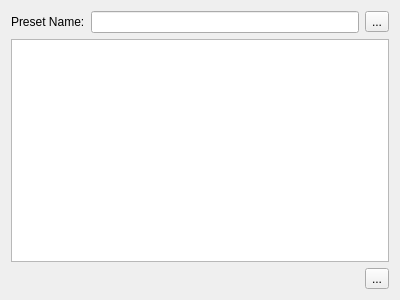
This is plugins/dockers/toolpresets/WdgToolPresets.ui in KDE/krita as Qt 5 draws it before an edit. The edited form follows.
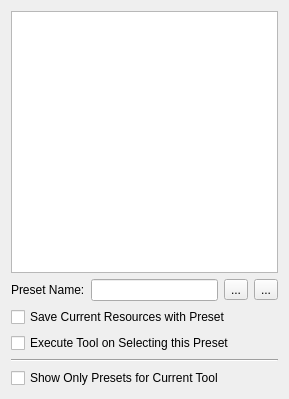
This is the edited form. Custom widgets are drawn as their Qt base class.

Commit message:
Replace the listwidget with a categorized list widget
Now we have favorites, categories and can filter on the
current tool.

Patch:
```diff
--- a/plugins/dockers/toolpresets/WdgToolPresets.ui
+++ b/plugins/dockers/toolpresets/WdgToolPresets.ui
@@ -6,14 +6,17 @@
    <rect>
     <x>0</x>
     <y>0</y>
-    <width>400</width>
-    <height>300</height>
+    <width>289</width>
+    <height>399</height>
    </rect>
   </property>
   <property name="windowTitle">
    <string>Form</string>
   </property>
   <layout class="QVBoxLayout" name="verticalLayout">
+   <item>
+    <widget class="KisCategorizedListView" name="lstPresets"/>
+   </item>
    <item>
     <layout class="QHBoxLayout" name="horizontalLayout">
      <item>
@@ -33,26 +36,6 @@
        </property>
       </widget>
      </item>
-    </layout>
-   </item>
-   <item>
-    <widget class="QListWidget" name="lstPresets"/>
-   </item>
-   <item>
-    <layout class="QHBoxLayout" name="horizontalLayout_2">
-     <item>
-      <spacer name="horizontalSpacer">
-       <property name="orientation">
-        <enum>Qt::Horizontal</enum>
-       </property>
-       <property name="sizeHint" stdset="0">
-        <size>
-         <width>40</width>
-         <height>20</height>
-        </size>
-       </property>
-      </spacer>
-     </item>
      <item>
       <widget class="QToolButton" name="bnDelete">
        <property name="text">
@@ -62,8 +45,43 @@
      </item>
     </layout>
    </item>
+   <item>
+    <widget class="QCheckBox" name="chkSaveBrushPresetInformation">
+     <property name="text">
+      <string>Save Current Resources with Preset</string>
+     </property>
+    </widget>
+   </item>
+   <item>
+    <widget class="QCheckBox" name="chkExecuteToolOnSelection">
+     <property name="text">
+      <string>Execute Tool on Selecting this Preset</string>
+     </property>
+    </widget>
+   </item>
+   <item>
+    <widget class="Line" name="line">
+     <property name="orientation">
+      <enum>Qt::Horizontal</enum>
+     </property>
+    </widget>
+   </item>
+   <item>
+    <widget class="QCheckBox" name="chkCurrentToolOnly">
+     <property name="text">
+      <string>Show Only Presets for Current Tool</string>
+     </property>
+    </widget>
+   </item>
   </layout>
  </widget>
+ <customwidgets>
+  <customwidget>
+   <class>KisCategorizedListView</class>
+   <extends>QListView</extends>
+   <header>kis_categorized_list_view.h</header>
+  </customwidget>
+ </customwidgets>
  <resources/>
  <connections/>
 </ui>
```
The commit also changes 5 other files.
